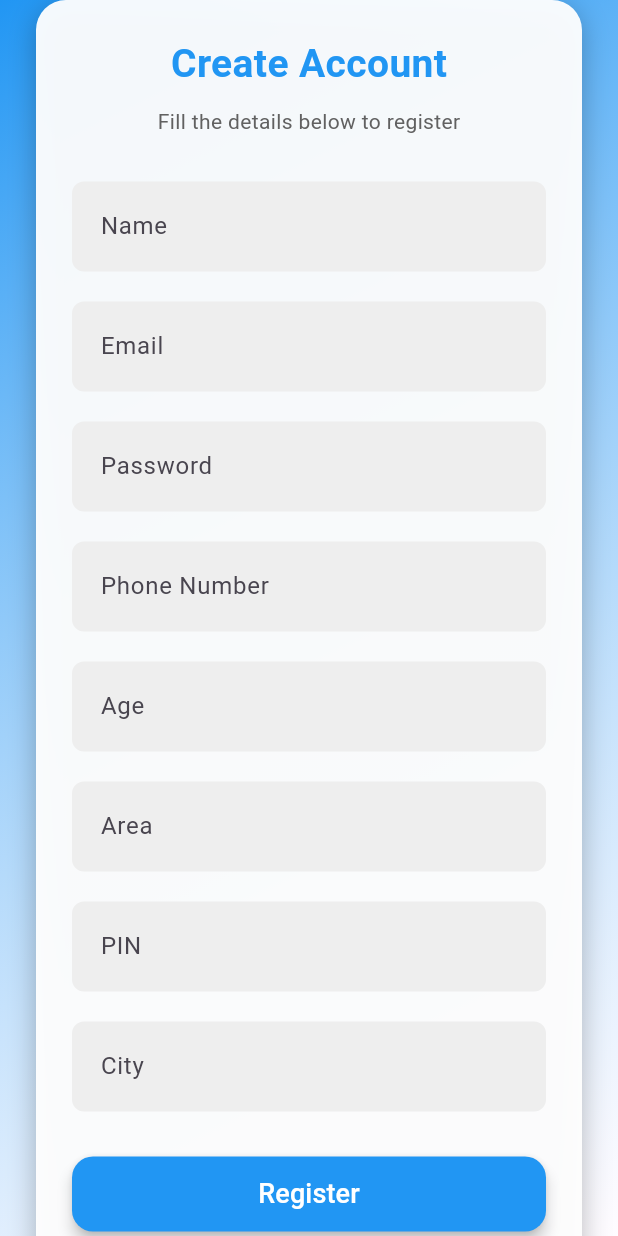
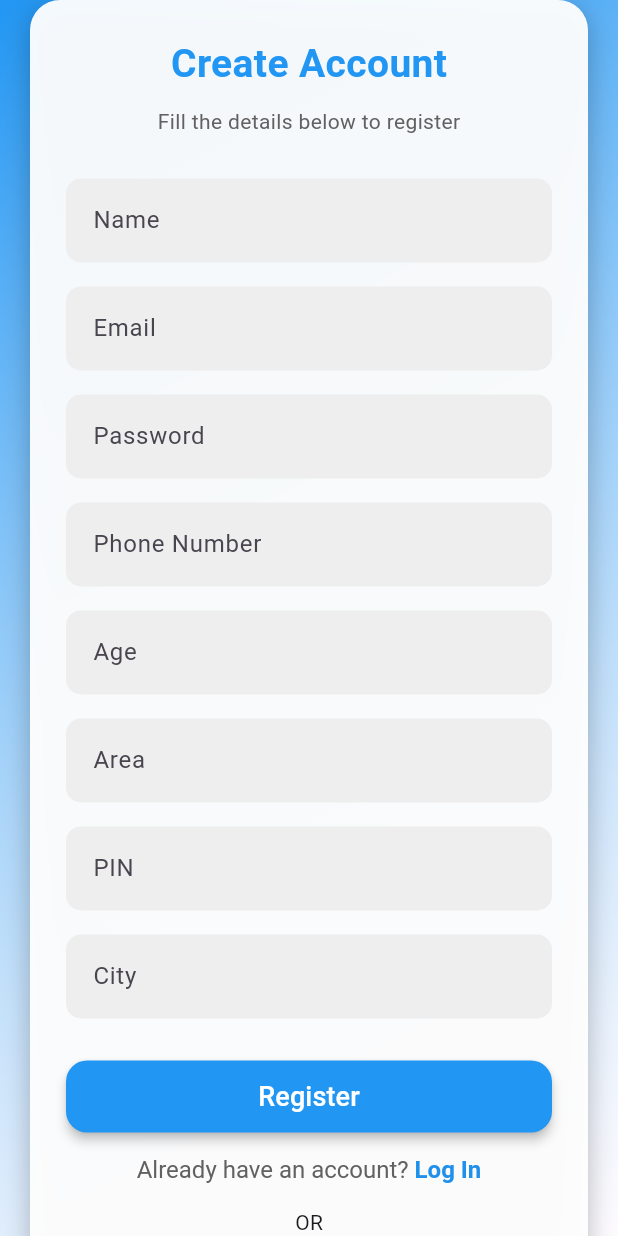
Before and after one commit to udaypatil18/tradeapp, a Flutter app: the screen it shows after launch, on a phone screen of 412 x 824 dp. Run offline on Flutter 3.47's test engine with Material 3 defaults, Android fonts, the phone set to English and light mode, and no system bars; our stand-ins replace cherry_toast, cloud_firestore, device_info_plus, firebase_auth, firebase_core, firebase_messaging and 7 more; missing offline and left inert: in_app_update, shimmer_pro, syncfusion_flutter_pdfviewer; accounts and stored records are empty.

```diff
--- a/lib/Authentication/RegistrationScreen.dart
+++ b/lib/Authentication/RegistrationScreen.dart
@@ -1,10 +1,9 @@
-import 'package:capittalgrowth/MainScreen/DashboardScreen.dart';
 import 'package:flutter/material.dart';
 import 'package:firebase_auth/firebase_auth.dart';
-import 'package:flutter/services.dart';
 import 'package:google_sign_in/google_sign_in.dart';
 import 'LoginScreen.dart';
 import 'otp.dart';
+import 'package:capittalgrowth/MainScreen/DashboardScreen.dart';
 
 class RegistrationScreen extends StatefulWidget {
   @override
@@ -26,37 +25,34 @@ class _RegistrationScreenState extends State<RegistrationScreen> {
   bool isLoading = false;
 
   void registerUser() async {
-    if (_formKey.currentState!.validate()) {
+    if (!_formKey.currentState!.validate()) return;
+
+    FocusScope.of(context).unfocus();
     setState(() => isLoading = true);
+
     try {
-        // Register user with email and password
-        UserCredential userCredential = await FirebaseAuth.instance
-            .createUserWithEmailAndPassword(
+      final userCredential = await FirebaseAuth.instance.createUserWithEmailAndPassword(
         email: emailController.text.trim(),
         password: passwordController.text.trim(),
       );
 
-        String phoneNumber = '+91${numberController.text.trim()}';
+      final phoneNumber = '+91${numberController.text.trim()}';
 
-        // Verify phone number
       await FirebaseAuth.instance.verifyPhoneNumber(
         phoneNumber: phoneNumber,
-          timeout: const Duration(seconds: 60), // ⏱ set timeout limit
+        timeout: const Duration(seconds: 60),
         verificationCompleted: (PhoneAuthCredential credential) async {
-            // Auto-verification
           await userCredential.user!.linkWithCredential(credential);
           ScaffoldMessenger.of(context).showSnackBar(
             const SnackBar(content: Text("Phone number automatically verified.")),
           );
         },
         verificationFailed: (FirebaseAuthException e) {
-            // Handle failure
           ScaffoldMessenger.of(context).showSnackBar(
             SnackBar(content: Text("Phone verification failed: ${e.message}")),
           );
         },
         codeSent: (String verificationId, int? resendToken) {
-            // Navigate to OTP screen
           Navigator.push(
             context,
             MaterialPageRoute(
@@ -74,62 +70,67 @@ class _RegistrationScreenState extends State<RegistrationScreen> {
         },
       );
     } on FirebaseAuthException catch (e) {
-        String message = "Registration failed: ${e.message}";
-        if (e.code == 'email-already-in-use') {
-          message = "This email is already registered.";
-        } else if (e.code == 'weak-password') {
-          message = "The password is too weak.";
-        }
-
-        ScaffoldMessenger.of(context).showSnackBar(
-          SnackBar(content: Text(message)),
-        );
+      String message = switch (e.code) {
+        'email-already-in-use' => "This email is already registered.",
+        'weak-password' => "The password is too weak.",
+        _ => "Registration failed: ${e.message}",
+      };
+      ScaffoldMessenger.of(context).showSnackBar(SnackBar(content: Text(message)));
     } catch (e) {
       ScaffoldMessenger.of(context).showSnackBar(
         SnackBar(content: Text("Unexpected error: ${e.toString()}")),
       );
     } finally {
-        setState(() => isLoading = false);
-      }
+      if (mounted) setState(() => isLoading = false);
     }
   }
 
   Future<void> signInWithGoogle(BuildContext context) async {
-    try {
-      final GoogleSignIn googleSignIn = GoogleSignIn(
-        scopes: ['email'],
+    // Show loading dialog early
+    showDialog(
+      context: context,
+      barrierDismissible: false,
+      builder: (_) => const Center(child: CircularProgressIndicator()),
     );
 
-      final GoogleSignInAccount? googleUser = await googleSignIn.signIn();
+    try {
+      final googleSignIn = GoogleSignIn(scopes: ['email']);
+      GoogleSignInAccount? googleUser = await googleSignIn.signInSilently();
+      googleUser ??= await googleSignIn.signIn();
+
       if (googleUser == null) {
-        // User canceled the sign-in
+        Navigator.pop(context); // Close the loading dialog
         return;
       }
 
-      final GoogleSignInAuthentication googleAuth =
-      await googleUser.authentication;
-
-      final OAuthCredential credential = GoogleAuthProvider.credential(
+      final googleAuth = await googleUser.authentication;
+      final credential = GoogleAuthProvider.credential(
         accessToken: googleAuth.accessToken,
         idToken: googleAuth.idToken,
       );
 
-      UserCredential userCredential =
       await FirebaseAuth.instance.signInWithCredential(credential);
 
-      // Navigate to DashboardScreen
-      Navigator.pushReplacement(
+      if (!context.mounted) return; // Prevents exception if widget is disposed
+
+      Navigator.pop(context); // Close the loading dialog
+      Navigator.pushAndRemoveUntil(
         context,
-        MaterialPageRoute(builder: (context) => DashboardScreen()),
+        MaterialPageRoute(builder: (_) => DashboardScreen()),
+            (_) => false,
       );
     } catch (e) {
-      debugPrint("Google sign-in error: $e");
+      if (context.mounted) {
+        Navigator.pop(context); // Close the loading dialog
         ScaffoldMessenger.of(context).showSnackBar(
-        SnackBar(content: Text("Google Sign-In Failed: $e")),
+          SnackBar(
+            content: Text("Sign-in failed: $e"),
+            backgroundColor: Colors.red,
+          ),
         );
       }
     }
-
+  }
 
   Widget customTextField({
     required TextEditingController controller,
@@ -138,21 +139,21 @@ class _RegistrationScreenState extends State<RegistrationScreen> {
     TextInputType keyboardType = TextInputType.text,
   }) {
     return Padding(
-      padding: const EdgeInsets.symmetric(vertical: 10),
+      padding: const EdgeInsets.symmetric(vertical: 8),
       child: TextFormField(
         controller: controller,
         obscureText: isObscure,
         keyboardType: keyboardType,
-        decoration:  InputDecoration(
+        decoration: InputDecoration(
           hintText: label,
           filled: true,
           fillColor: Colors.grey[200],
-            contentPadding:
-            const EdgeInsets.symmetric(vertical: 18, horizontal: 15),
+          contentPadding: const EdgeInsets.symmetric(vertical: 16, horizontal: 14),
           border: OutlineInputBorder(
-            borderRadius: BorderRadius.circular(8),
+            borderRadius: BorderRadius.circular(10),
             borderSide: BorderSide.none,
-            ),),
+          ),
+        ),
         validator: (value) => value!.isEmpty ? 'Please enter your $label' : null,
       ),
     );
@@ -162,7 +163,7 @@ class _RegistrationScreenState extends State<RegistrationScreen> {
   Widget build(BuildContext context) {
     return Scaffold(
       body: Container(
-        decoration: BoxDecoration(
+        decoration: const BoxDecoration(
           gradient: LinearGradient(
             colors: [Colors.blue, Colors.white60],
             begin: Alignment.topLeft,
@@ -171,15 +172,15 @@ class _RegistrationScreenState extends State<RegistrationScreen> {
         ),
         child: Center(
           child: isLoading
-              ? CircularProgressIndicator(color: Colors.white)
+              ? const CircularProgressIndicator(color: Colors.white)
               : SingleChildScrollView(
-            padding: EdgeInsets.symmetric(horizontal: 24),
+            padding: const EdgeInsets.symmetric(horizontal: 20),
             child: Container(
-              padding: EdgeInsets.all(24),
+              padding: const EdgeInsets.all(24),
               decoration: BoxDecoration(
                 color: Colors.white.withOpacity(0.95),
                 borderRadius: BorderRadius.circular(20),
-                boxShadow: [
+                boxShadow: const [
                   BoxShadow(
                     color: Colors.black26,
                     blurRadius: 15,
@@ -192,7 +193,7 @@ class _RegistrationScreenState extends State<RegistrationScreen> {
                 child: Column(
                   mainAxisSize: MainAxisSize.min,
                   children: [
-                    Text(
+                    const Text(
                       'Create Account',
                       style: TextStyle(
                         fontSize: 26,
@@ -200,12 +201,12 @@ class _RegistrationScreenState extends State<RegistrationScreen> {
                         color: Colors.blue,
                       ),
                     ),
-                    SizedBox(height: 10),
+                    const SizedBox(height: 10),
                     Text(
                       'Fill the details below to register',
                       style: TextStyle(fontSize: 14, color: Colors.grey[700]),
                     ),
-                    SizedBox(height: 20),
+                    const SizedBox(height: 20),
                     customTextField(controller: nameController, label: 'Name', keyboardType: TextInputType.name),
                     customTextField(controller: emailController, label: 'Email', keyboardType: TextInputType.emailAddress),
                     customTextField(controller: passwordController, label: 'Password', isObscure: true),
@@ -214,48 +215,34 @@ class _RegistrationScreenState extends State<RegistrationScreen> {
                     customTextField(controller: areaController, label: 'Area'),
                     customTextField(controller: pinController, label: 'PIN', keyboardType: TextInputType.number),
                     customTextField(controller: cityController, label: 'City'),
-                    SizedBox(height: 20),
-                    SizedBox(
-                      width: double.infinity,
-                      child: ElevatedButton(
+                    const SizedBox(height: 20),
+                    ElevatedButton(
                       onPressed: registerUser,
-                        child: Padding(
-                          padding: const EdgeInsets.symmetric(vertical: 12),
-                          child: Text('Register', style: TextStyle(fontSize: 18,color: Colors.white)),
+                      style: ElevatedButton.styleFrom(
+                        minimumSize: const Size.fromHeight(48),
+                        backgroundColor: Colors.blue,
+                        shape: RoundedRectangleBorder(borderRadius: BorderRadius.circular(14)),
+                        elevation: 3,
                       ),
-                        style: ElevatedButton.styleFrom(
-                          backgroundColor: Colors.blue,
-                          shape: RoundedRectangleBorder(
-                            borderRadius: BorderRadius.circular(14),
+                      child: const Text('Register', style: TextStyle(fontSize: 18, color: Colors.white)),
                     ),
-                          elevation: 4,
-                        ),
-                      ),
-                    ),
-                      SizedBox(
-                        height: 15,
-                      ),
+                    const SizedBox(height: 15),
                     GestureDetector(
                       onTap: () {
                         Navigator.pushAndRemoveUntil(
                           context,
-                            MaterialPageRoute(
-                              builder: (context) => const LoginPage(),
-                            ),
-                                (route) => false,
+                          MaterialPageRoute(builder: (_) => const LoginPage()),
+                              (_) => false,
                         );
                       },
                       child: RichText(
                         text: TextSpan(
                           text: 'Already have an account? ',
-                            style: TextStyle(
-                              color: Colors.grey[700],
-                              fontSize: 16,
-                            ),
-                            children: [
+                          style: TextStyle(color: Colors.grey[700], fontSize: 16),
+                          children: const [
                             TextSpan(
                               text: 'Log In',
-                                style: const TextStyle(
+                              style: TextStyle(
                                 color: Color.fromARGB(255, 33, 144, 235),
                                 fontWeight: FontWeight.bold,
                                 fontSize: 16,
@@ -265,38 +252,23 @@ class _RegistrationScreenState extends State<RegistrationScreen> {
                         ),
                       ),
                     ),
-                    SizedBox(height: 16),
-                    Text("OR"),
-                    SizedBox(height: 16),
-                    SizedBox(
-                      width: double.infinity,
-                      child: OutlinedButton.icon(
-                        icon: Image.asset(
-                          'assets/google_logo.png',
-                          height: 24,
-                          width: 24,
-                        ),
-                        label: Padding(
-                          padding: const EdgeInsets.symmetric(vertical: 12),
-                          child: Text(
-                            'Sign in with Google',
-                            style: TextStyle(fontSize: 16, color: Colors.black87),
-                          ),
+                    const SizedBox(height: 16),
+                    const Text("OR"),
+                    const SizedBox(height: 16),
+                    OutlinedButton.icon(
+                      icon: Image.asset('assets/google_logo.png', height: 24, width: 24),
+                      label: const Padding(
+                        padding: EdgeInsets.symmetric(vertical: 12),
+                        child: Text('Sign in with Google', style: TextStyle(fontSize: 16, color: Colors.black87)),
                       ),
                       style: OutlinedButton.styleFrom(
-                          side: BorderSide(color: Colors.grey.shade100),
-                          shape: RoundedRectangleBorder(
-                            borderRadius: BorderRadius.circular(14),
-                          ),
+                        minimumSize: const Size.fromHeight(48),
+                        side: BorderSide(color: Colors.grey.shade200),
+                        shape: RoundedRectangleBorder(borderRadius: BorderRadius.circular(14)),
                         backgroundColor: Colors.white,
                       ),
-                        onPressed: (){
-                          signInWithGoogle(context);
-                        },
+                      onPressed: () => signInWithGoogle(context),
                     ),
-                    ),
-
-
                   ],
                 ),
               ),
```
Also changed, not shown: 4 other files. Lines whose indentation alone changed are shown as unchanged.
